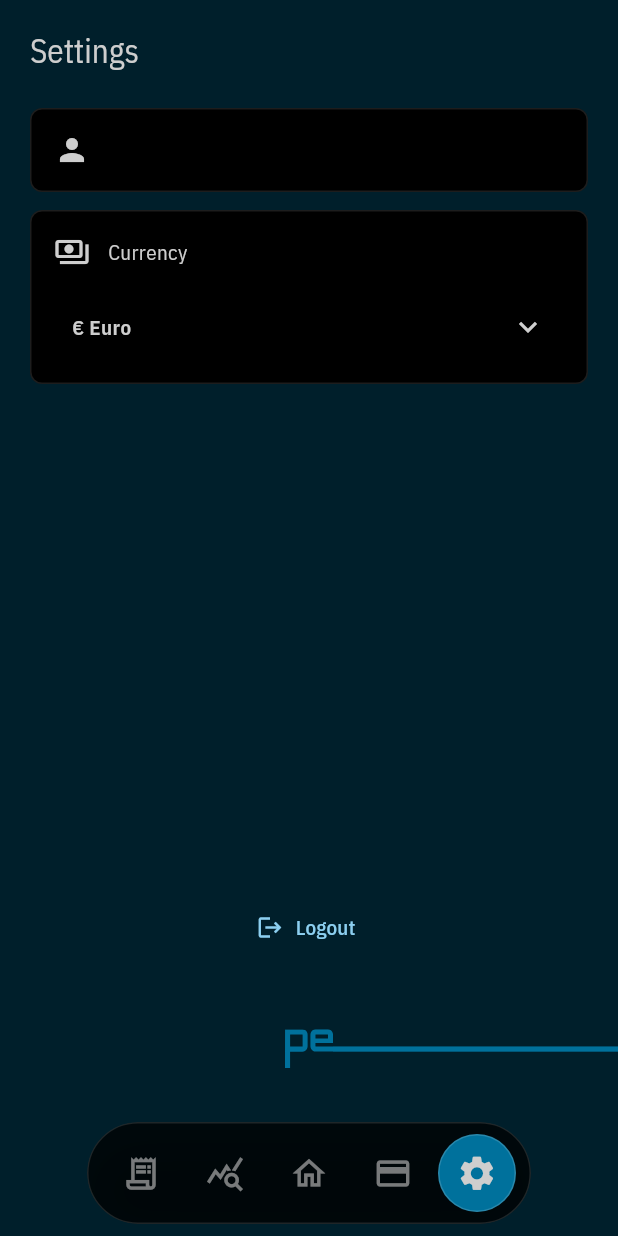
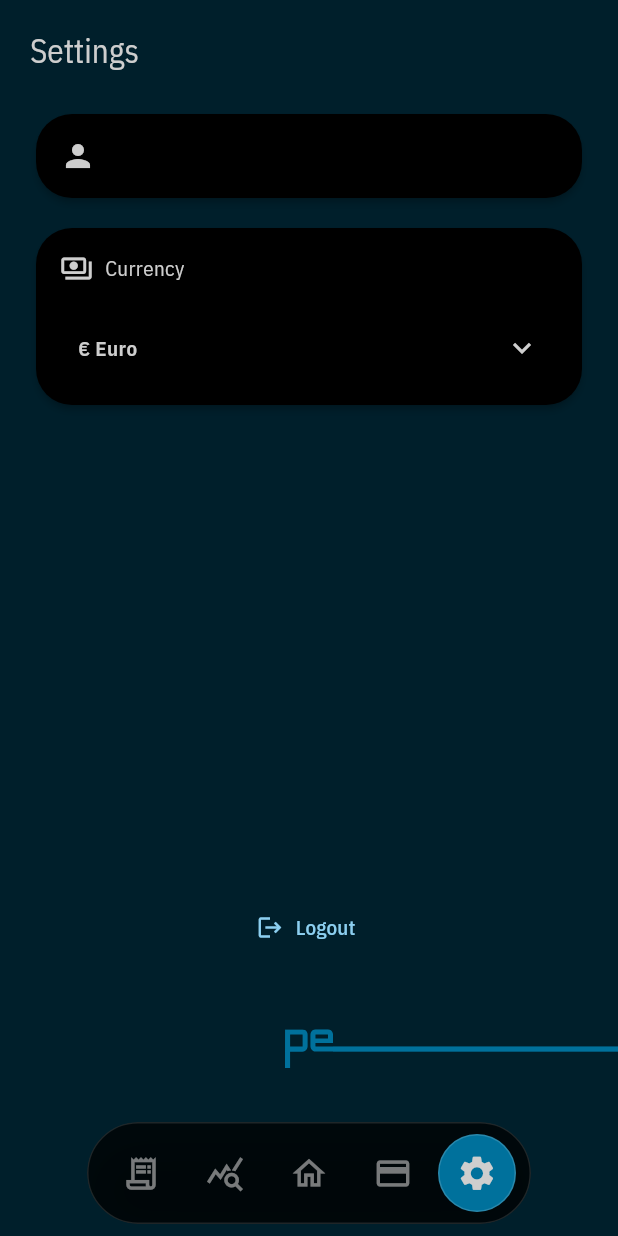
Before and after one commit to peTomis/expenses, a Flutter app: the screen it shows once a user with an empty profile is signed in, item 5 of the bottom bar chosen, on a phone screen of 412 x 824 dp. Run offline on Flutter 3.47's test engine with Material 3 defaults, Android fonts, the phone set to English and light mode, and no system bars; our stand-ins replace flutter_dotenv, flutter_riverpod, flutter_svg, shared_preferences, supabase_flutter; accounts and stored records are empty.

Commit message:
style: card improved

```diff
--- a/lib/components/card/app_card.dart
+++ b/lib/components/card/app_card.dart
@@ -9,6 +9,12 @@ class AppCard extends ConsumerWidget {
     super.key,
     this.title,
     this.titleLeading,
+    this.titleIcon,
+    this.titleTrailing,
+    this.titleStyle,
+    this.titleColor,
+    this.titleIconColor,
+    this.titleSpacing = 20,
     this.maxWidth = 420,
     this.padding = const EdgeInsets.all(20),
     this.elevation = 2,
@@ -18,6 +24,12 @@ class AppCard extends ConsumerWidget {
   final String? title;
   final Widget child;
   final Widget? titleLeading;
+  final IconData? titleIcon;
+  final Widget? titleTrailing;
+  final TextStyle? titleStyle;
+  final Color? titleColor;
+  final Color? titleIconColor;
+  final double titleSpacing;
   final double maxWidth;
   final EdgeInsetsGeometry padding;
   final double elevation;
@@ -27,6 +39,15 @@ class AppCard extends ConsumerWidget {
   Widget build(BuildContext context, WidgetRef ref) {
     final cardBackgroundColor =
         backgroundColor ?? ref.watch(widgetBackgroundColorProvider);
+    final resolvedTitleStyle =
+        (titleStyle ?? Theme.of(context).textTheme.headlineSmall)?.copyWith(
+          color: titleColor,
+        );
+    final hasHeader =
+        title != null ||
+        titleLeading != null ||
+        titleIcon != null ||
+        titleTrailing != null;
 
     return ConstrainedBox(
       constraints: BoxConstraints(maxWidth: maxWidth),
@@ -40,28 +61,39 @@ class AppCard extends ConsumerWidget {
             mainAxisSize: MainAxisSize.min,
             crossAxisAlignment: CrossAxisAlignment.stretch,
             children: [
-              if (title != null) ...[
-                Stack(
-                  alignment: Alignment.center,
+              if (hasHeader) ...[
+                Row(
                   children: [
-                    if (titleLeading != null)
-                      Align(
-                        alignment: Alignment.centerLeft,
-                        child: titleLeading,
+                    if (titleLeading != null) ...[
+                      titleLeading!,
+                      const SizedBox(width: 8),
+                    ],
+                    if (titleIcon != null) ...[
+                      Icon(
+                        titleIcon,
+                        color: titleIconColor ?? titleColor,
+                        size: 22,
                       ),
-                    Padding(
-                      padding: EdgeInsets.symmetric(
-                        horizontal: titleLeading == null ? 0 : 48,
-                      ),
-                      child: Text(
-                        title!,
-                        textAlign: TextAlign.center,
-                        style: Theme.of(context).textTheme.headlineSmall,
-                      ),
-                    ),
+                      const SizedBox(width: 8),
+                    ],
+                    if (title != null)
+                      Expanded(
+                        child: Text(
+                          title!,
+                          textAlign: TextAlign.start,
+                          overflow: TextOverflow.ellipsis,
+                          style: resolvedTitleStyle,
+                        ),
+                      )
+                    else
+                      const Spacer(),
+                    if (titleTrailing != null) ...[
+                      const SizedBox(width: 12),
+                      titleTrailing!,
+                    ],
                   ],
                 ),
-                const SizedBox(height: 20),
+                SizedBox(height: titleSpacing),
               ],
               child,
             ],
--- a/lib/components/navigation/app_tab_bar.dart
+++ b/lib/components/navigation/app_tab_bar.dart
@@ -35,6 +35,8 @@ class AppTabBar extends ConsumerWidget {
     final textColor = ref.watch(appPrimaryTextColorProvider);
     final selectedColor = ref.watch(appPrimary300ColorProvider);
     final surfaceColor = ref.watch(widgetBackgroundColorProvider);
+    final tabBarWidth = items.length * _AppTabBarButton.itemWidth;
+    final tabBarHeight = _AppTabBarButton.itemHeight + _tabBarPadding * 2;
 
     return SafeArea(
       top: false,
@@ -42,7 +44,16 @@ class AppTabBar extends ConsumerWidget {
         padding: EdgeInsets.fromLTRB(20, 8, 20, kIsWeb ? 24 : 8),
         child: Align(
           alignment: Alignment.bottomCenter,
-          child: ClipRRect(
+          child: ConstrainedBox(
+            constraints: const BoxConstraints(maxWidth: 392),
+            child: SizedBox(
+              width: tabBarWidth + _tabBarPadding * 2,
+              height: tabBarHeight,
+              child: Stack(
+                clipBehavior: Clip.none,
+                alignment: Alignment.bottomCenter,
+                children: [
+                  ClipRRect(
                     borderRadius: BorderRadius.circular(999),
                     child: BackdropFilter(
                       filter: ImageFilter.blur(sigmaX: 18, sigmaY: 18),
@@ -61,21 +72,26 @@ class AppTabBar extends ConsumerWidget {
                             ),
                           ],
                         ),
-                child: ConstrainedBox(
-                  constraints: const BoxConstraints(maxWidth: 392),
-                  child: Padding(
-                    padding: const EdgeInsets.all(8),
+                        child: const SizedBox.expand(),
+                      ),
+                    ),
+                  ),
+                  Padding(
+                    padding: const EdgeInsets.all(_tabBarPadding),
                     child: SizedBox(
-                      width: items.length * _AppTabBarButton.itemWidth,
+                      width: tabBarWidth,
                       height: _AppTabBarButton.itemHeight,
                       child: Stack(
+                        clipBehavior: Clip.none,
                         children: [
                           AnimatedPositioned(
                             duration: const Duration(milliseconds: 280),
                             curve: Curves.easeOutBack,
                             left:
                                 selectedIndex * _AppTabBarButton.itemWidth +
-                                _AppTabBarButton.horizontalInset,
+                                (_AppTabBarButton.itemWidth -
+                                        _AppTabBarButton.itemHeight) /
+                                    2,
                             top: 0,
                             child: _SelectedTabBubble(color: selectedColor),
                           ),
@@ -94,7 +110,7 @@ class AppTabBar extends ConsumerWidget {
                       ),
                     ),
                   ),
-                ),
+                ],
               ),
             ),
           ),
@@ -114,7 +130,6 @@ class _AppTabBarButton extends StatelessWidget {
 
   static const double itemWidth = 56;
   static const double itemHeight = 52;
-  static const double horizontalInset = 2;
 
   final AppTabBarItem item;
   final bool isSelected;
@@ -158,6 +173,8 @@ class _AppTabBarButton extends StatelessWidget {
   }
 }
 
+const _tabBarPadding = 8.0;
+
 class _SelectedTabBubble extends StatelessWidget {
   const _SelectedTabBubble({required this.color});
 
--- a/lib/pages/settings/settings_page.dart
+++ b/lib/pages/settings/settings_page.dart
@@ -2,6 +2,7 @@ import 'package:flutter/material.dart';
 import 'package:flutter_riverpod/flutter_riverpod.dart';
 import 'package:supabase_flutter/supabase_flutter.dart';
 
+import '../../components/card/app_card.dart';
 import '../../components/dev_logo/dev_logo.dart';
 import '../../components/select/app_select.dart';
 import '../../providers/color_provider.dart';
@@ -54,7 +55,6 @@ class SettingsContent extends ConsumerWidget {
     final financialData = ref.watch(financialDataProvider);
     final selectedCurrency = financialData.accountData.currency;
     final textColor = ref.watch(appPrimaryTextColorProvider);
-    final surfaceColor = ref.watch(widgetBackgroundColorProvider);
 
     return SafeArea(
       bottom: false,
@@ -83,15 +83,8 @@ class SettingsContent extends ConsumerWidget {
                     ],
                   ),
                   const SizedBox(height: 24),
-                  DecoratedBox(
-                    decoration: BoxDecoration(
-                      color: surfaceColor,
-                      borderRadius: BorderRadius.circular(8),
-                      border: Border.all(
-                        color: textColor.withValues(alpha: 0.14),
-                      ),
-                    ),
-                    child: Padding(
+                  AppCard(
+                    maxWidth: double.infinity,
                     padding: const EdgeInsets.all(16),
                     child: Row(
                       children: [
@@ -106,24 +99,12 @@ class SettingsContent extends ConsumerWidget {
                       ],
                     ),
                   ),
-                  ),
                   const SizedBox(height: 12),
                   _SettingsSection(
-                    child: Column(
-                      crossAxisAlignment: CrossAxisAlignment.stretch,
-                      children: [
-                        Row(
-                          children: [
-                            Icon(Icons.payments_outlined, color: textColor),
-                            const SizedBox(width: 12),
-                            Text(
-                              'Currency',
-                              style: Theme.of(context).textTheme.bodyMedium,
-                            ),
-                          ],
-                        ),
-                        const SizedBox(height: 16),
-                        AppSelect<CurrencyData>(
+                    title: 'Currency',
+                    titleIcon: Icons.payments_outlined,
+                    titleColor: textColor,
+                    child: AppSelect<CurrencyData>(
                       value: selectedCurrency,
                       items: CurrencyData.supportedCurrencies
                           .map(
@@ -136,8 +117,6 @@ class SettingsContent extends ConsumerWidget {
                       onChanged: ref
                           .read(financialDataProvider.notifier)
                           .setCurrency,
-                        ),
-                      ],
                     ),
                   ),
                   const Spacer(),
@@ -158,23 +137,30 @@ class SettingsContent extends ConsumerWidget {
   }
 }
 
-class _SettingsSection extends ConsumerWidget {
-  const _SettingsSection({required this.child});
+class _SettingsSection extends StatelessWidget {
+  const _SettingsSection({
+    required this.child,
+    this.title,
+    this.titleIcon,
+    this.titleColor,
+  });
 
   final Widget child;
+  final String? title;
+  final IconData? titleIcon;
+  final Color? titleColor;
 
   @override
-  Widget build(BuildContext context, WidgetRef ref) {
-    final textColor = ref.watch(appPrimaryTextColorProvider);
-    final surfaceColor = ref.watch(widgetBackgroundColorProvider);
-
-    return DecoratedBox(
-      decoration: BoxDecoration(
-        color: surfaceColor,
-        borderRadius: BorderRadius.circular(8),
-        border: Border.all(color: textColor.withValues(alpha: 0.14)),
-      ),
-      child: Padding(padding: const EdgeInsets.all(16), child: child),
+  Widget build(BuildContext context) {
+    return AppCard(
+      maxWidth: double.infinity,
+      padding: const EdgeInsets.all(16),
+      title: title,
+      titleIcon: titleIcon,
+      titleColor: titleColor,
+      titleIconColor: titleColor,
+      titleStyle: Theme.of(context).textTheme.bodyMedium,
+      child: child,
     );
   }
 }
```
Also changed, not shown: lib/pages/home/home_page.dart (+25 -41 lines). Lines whose indentation alone changed are shown as unchanged.
